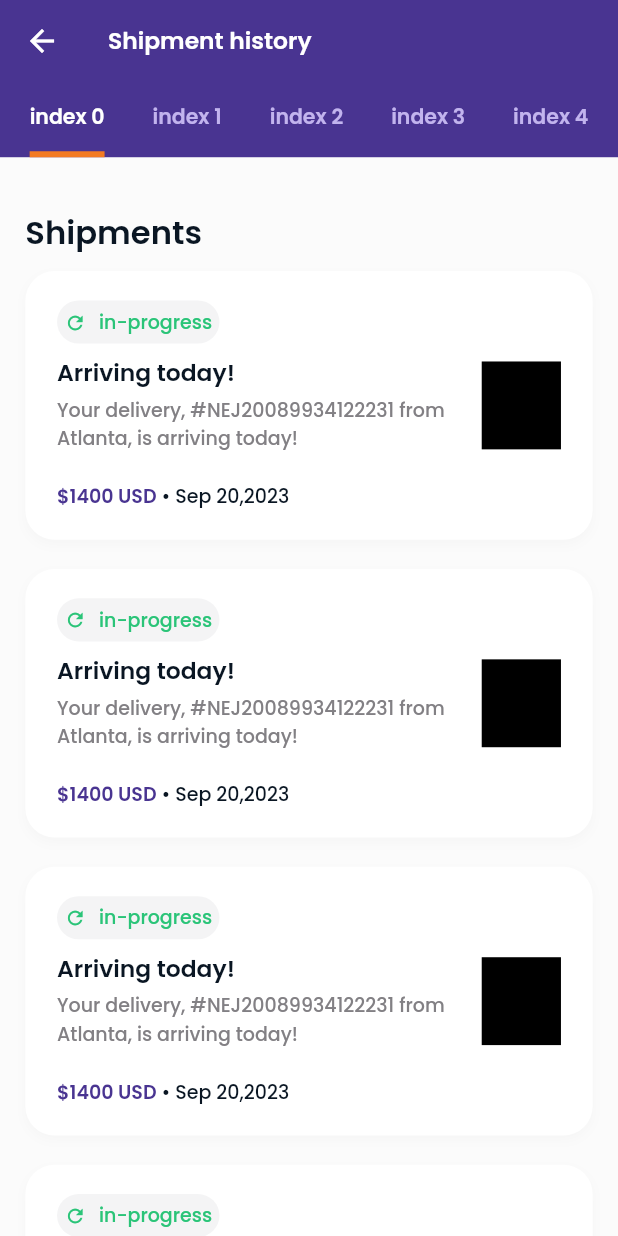
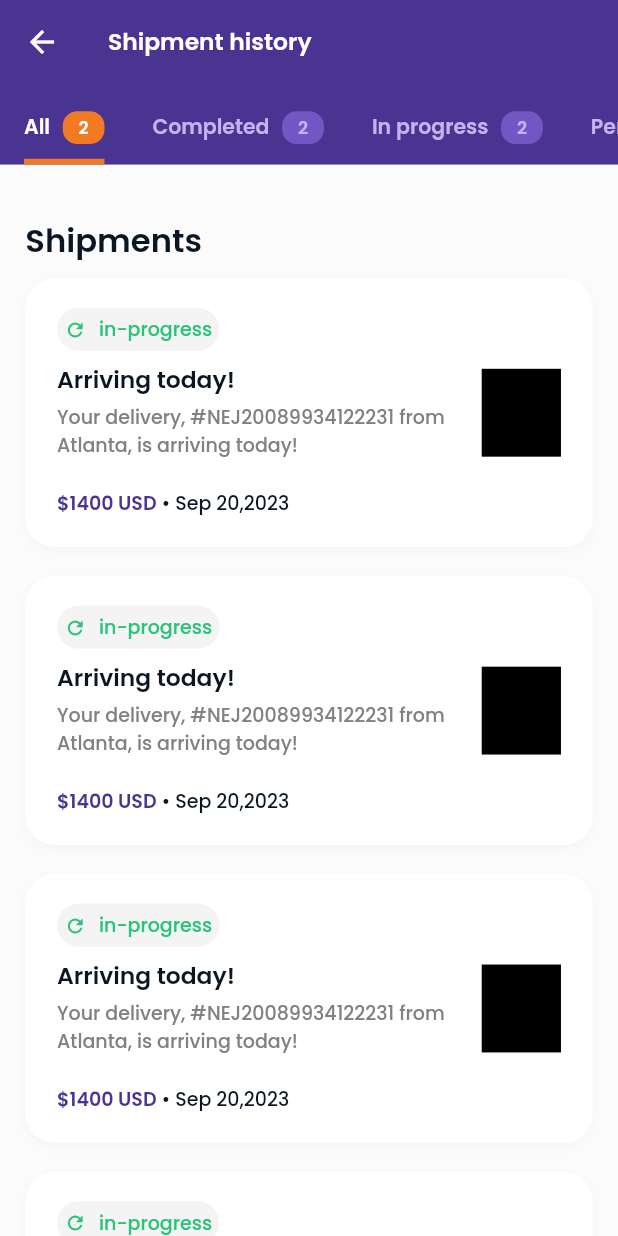
Before and after one commit to applevinc/movemate, a Flutter app: the ShipmentHistoryScreen screen opened directly, on a phone screen of 412 x 824 dp. Run offline on Flutter 3.47's test engine with Material 2 defaults, Android fonts, the phone set to English and light mode, and no system bars; drawn by our look-alikes of flutter_animate; our stand-ins replace cached_network_image, flutter_screenutil, google_fonts; network calls fail.

Commit message:
shipment history animation

```diff
--- a/lib/screens/shipment_history/components/shipment_history_appbar.dart
+++ b/lib/screens/shipment_history/components/shipment_history_appbar.dart
@@ -1,12 +1,38 @@
 import 'package:flutter/material.dart';
+import 'package:flutter_animate/flutter_animate.dart';
 import 'package:flutter_screenutil/flutter_screenutil.dart';
+import 'package:movemate/core/styles/colors.dart';
 import 'package:movemate/core/styles/text.dart';
 import 'package:movemate/core/utils/navigator.dart';
 import 'package:movemate/screens/dashboardview.dart';
 import 'package:movemate/screens/widgets/custom_tabbar.dart';
 
-class ShipmentHistoryAppBar extends StatelessWidget {
-  const ShipmentHistoryAppBar({super.key});
+class ShipmentHistoryAppBar extends StatefulWidget {
+  const ShipmentHistoryAppBar({
+    super.key,
+    required this.tabController,
+  });
+
+  final TabController tabController;
+
+  @override
+  State<ShipmentHistoryAppBar> createState() => _ShipmentHistoryAppBarState();
+}
+
+class _ShipmentHistoryAppBarState extends State<ShipmentHistoryAppBar> {
+  final tabs = [
+    'All',
+    'Completed',
+    'In progress',
+    'Pending order',
+    'Cancelled',
+  ];
+  String selectedTab = 'All';
+
+  void selectTab(int index) {
+    selectedTab = tabs[index];
+    setState(() {});
+  }
 
   @override
   Widget build(BuildContext context) {
@@ -16,7 +42,11 @@ class ShipmentHistoryAppBar extends StatelessWidget {
         onPressed: () {
           AppNavigator.pushAndRemoveUntil(context, const DashboardView());
         },
-      ),
+      ).animate().slideX(
+            begin: -0.5.w,
+            duration: const Duration(milliseconds: 600),
+            curve: Curves.easeIn,
+          ),
       pinned: true,
       title: Text(
         'Shipment history',
@@ -24,14 +54,114 @@ class ShipmentHistoryAppBar extends StatelessWidget {
           fontSize: 16.sp,
           color: Colors.white,
         ),
-      ),
+      )
+          .animate()
+          .fade(duration: const Duration(milliseconds: 600), curve: Curves.easeIn)
+          .slideY(
+              begin: 0.5.h,
+              duration: const Duration(milliseconds: 600),
+              curve: Curves.easeIn),
       bottom: CustomTabBar(
         isScrollable: true,
+        onTap: (index) => selectTab(index),
+        controller: widget.tabController,
         tabs: List.generate(
-          5,
-          (index) => Tab(text: 'index $index'),
+          tabs.length,
+          (index) {
+            final tab = tabs[index];
+            final selected = tab == selectedTab;
+            return _Tab(
+              index: index,
+              name: tab,
+              selected: selected,
+              controller: widget.tabController,
+            );
+          },
         ),
       ),
     );
   }
 }
+
+class _Tab extends StatefulWidget {
+  const _Tab({
+    required this.name,
+    required this.selected,
+    required this.controller,
+    required this.index,
+  });
+
+  final int index;
+  final String name;
+  final bool selected;
+  final TabController controller;
+
+  @override
+  State<_Tab> createState() => _TabState();
+}
+
+class _TabState extends State<_Tab> with SingleTickerProviderStateMixin {
+  late AnimationController _controller;
+
+  @override
+  void initState() {
+    super.initState();
+    _controller = AnimationController(
+      duration: const Duration(milliseconds: 150),
+      vsync: this,
+    );
+  }
+
+  @override
+  void dispose() {
+    _controller.dispose();
+    super.dispose();
+  }
+
+  @override
+  Widget build(BuildContext context) {
+    return GestureDetector(
+      onTap: () {
+        _controller.forward();
+        Future.delayed(const Duration(milliseconds: 200), () {
+          _controller.reverse();
+        });
+        widget.controller.animateTo(widget.index);
+      },
+      child: ScaleTransition(
+        scale: Tween<double>(
+          begin: 1.0,
+          end: 0.7,
+        ).animate(_controller),
+        child: Padding(
+          padding: EdgeInsets.only(bottom: 10.h),
+          child: Row(
+            children: [
+              Text(
+                widget.name,
+                style: AppText.bold600(context).copyWith(
+                  color: widget.selected ? Colors.white : const Color(0xffc2b4ee),
+                ),
+              ),
+              SizedBox(width: 8.w),
+              Container(
+                padding: EdgeInsets.symmetric(vertical: 2.h, horizontal: 10.w),
+                decoration: BoxDecoration(
+                  color: widget.selected ? AppColors.orange : const Color(0xff7257c4),
+                  borderRadius: BorderRadius.circular(10.r),
+                ),
+                child: Text(
+                  '2',
+                  style: AppText.bold600(context).copyWith(
+                    fontSize: 12.sp,
+                    color: widget.selected ? Colors.white : const Color(0xffc4b2fb),
+                  ),
+                ),
+              ),
+            ],
+          ),
+        ),
+      ),
+    );
+  }
+}
--- a/lib/screens/shipment_history/components/shipment_history_view.dart
+++ b/lib/screens/shipment_history/components/shipment_history_view.dart
@@ -1,4 +1,5 @@
 import 'package:flutter/material.dart';
+import 'package:flutter_animate/flutter_animate.dart';
 import 'package:flutter_screenutil/flutter_screenutil.dart';
 import 'package:movemate/core/styles/colors.dart';
 import 'package:movemate/core/styles/spacing.dart';
@@ -10,20 +11,23 @@ class ShipmentHistoryView extends StatelessWidget {
   @override
   Widget build(BuildContext context) {
     return ListView.separated(
-      itemCount: 10,
+      itemCount: 50,
       padding: EdgeInsets.only(
         top: 10.h,
         left: AppPadding.horizontal,
         right: AppPadding.horizontal,
+        bottom: 40.h,
       ),
-      itemBuilder: (context, index) => const ShipmentHistoryCard(),
+      itemBuilder: (context, index) => ShipmentHistoryCard(index: index),
       separatorBuilder: (context, index) => SizedBox(height: 20.h),
     );
   }
 }
 
 class ShipmentHistoryCard extends StatelessWidget {
-  const ShipmentHistoryCard({super.key});
+  const ShipmentHistoryCard({super.key, required this.index});
+
+  final int index;
 
   @override
   Widget build(BuildContext context) {
@@ -88,7 +92,11 @@ class ShipmentHistoryCard extends StatelessWidget {
           ),
         ],
       ),
-    );
+    ).animate(key: UniqueKey()).slideY(
+          begin: 0.7.h,
+          duration: Duration(milliseconds: 600 + (index * 100)),
+          curve: Curves.easeIn,
+        );
   }
 }
 
--- a/lib/screens/shipment_history/shipment_history_screen.dart
+++ b/lib/screens/shipment_history/shipment_history_screen.dart
@@ -7,8 +7,31 @@ import 'package:movemate/screens/dashboardview.dart';
 import 'package:movemate/screens/shipment_history/components/shipment_history_appbar.dart';
 import 'package:movemate/screens/shipment_history/components/shipment_history_view.dart';
 
-class ShipmentHistoryScreen extends StatelessWidget {
+class ShipmentHistoryScreen extends StatefulWidget {
   const ShipmentHistoryScreen({super.key});
+
+  @override
+  State<ShipmentHistoryScreen> createState() => _ShipmentHistoryScreenState();
+}
+
+class _ShipmentHistoryScreenState extends State<ShipmentHistoryScreen>
+    with SingleTickerProviderStateMixin {
+  late final TabController tabController;
+
+  @override
+  void initState() {
+    super.initState();
+    tabController = TabController(
+      length: 5,
+      vsync: this,
+    );
+  }
+
+  @override
+  void dispose() {
+    tabController.dispose();
+    super.dispose();
+  }
 
   @override
   Widget build(BuildContext context) {
@@ -23,7 +46,7 @@ class ShipmentHistoryScreen extends StatelessWidget {
           body: NestedScrollView(
             headerSliverBuilder: (context, innerBoxIsScrolled) {
               return [
-                const ShipmentHistoryAppBar(),
+                 ShipmentHistoryAppBar(tabController: tabController),
                 SliverPadding(
                   padding: EdgeInsets.only(
                     top: AppPadding.vertical,
@@ -41,6 +64,7 @@ class ShipmentHistoryScreen extends StatelessWidget {
               ];
             },
             body: TabBarView(
+              controller: tabController,
               children: List.generate(5, (index) => const ShipmentHistoryView()),
             ),
           ),
--- a/lib/screens/widgets/custom_tabbar.dart
+++ b/lib/screens/widgets/custom_tabbar.dart
@@ -1,4 +1,5 @@
 import 'package:flutter/material.dart';
+import 'package:flutter_animate/flutter_animate.dart';
 import 'package:flutter_screenutil/flutter_screenutil.dart';
 import 'package:movemate/core/styles/colors.dart';
 import 'package:movemate/core/styles/text.dart';
@@ -20,7 +21,7 @@ class CustomTabBar extends StatelessWidget implements PreferredSizeWidget {
   final void Function(int)? onTap;
 
   @override
-  Size get preferredSize => Size.fromHeight(50.h);
+  Size get preferredSize => Size.fromHeight(55.h);
 
   @override
   Widget build(BuildContext context) {
@@ -28,7 +29,6 @@ class CustomTabBar extends StatelessWidget implements PreferredSizeWidget {
       isScrollable: isScrollable,
       controller: controller,
       onTap: onTap,
-      physics: const BouncingScrollPhysics(),
       labelColor: Colors.white,
       unselectedLabelColor: const Color(0xffc2b4ee),
       labelStyle: AppText.bold600(context).copyWith(
@@ -43,6 +43,10 @@ class CustomTabBar extends StatelessWidget implements PreferredSizeWidget {
       indicatorWeight: 4.h,
       padding: EdgeInsets.zero,
       tabs: tabs,
-    );
+    ).animate().slideX(
+          begin: 0.2.h,
+          duration: const Duration(milliseconds: 600),
+          curve: Curves.easeIn,
+        );
   }
 }
```
